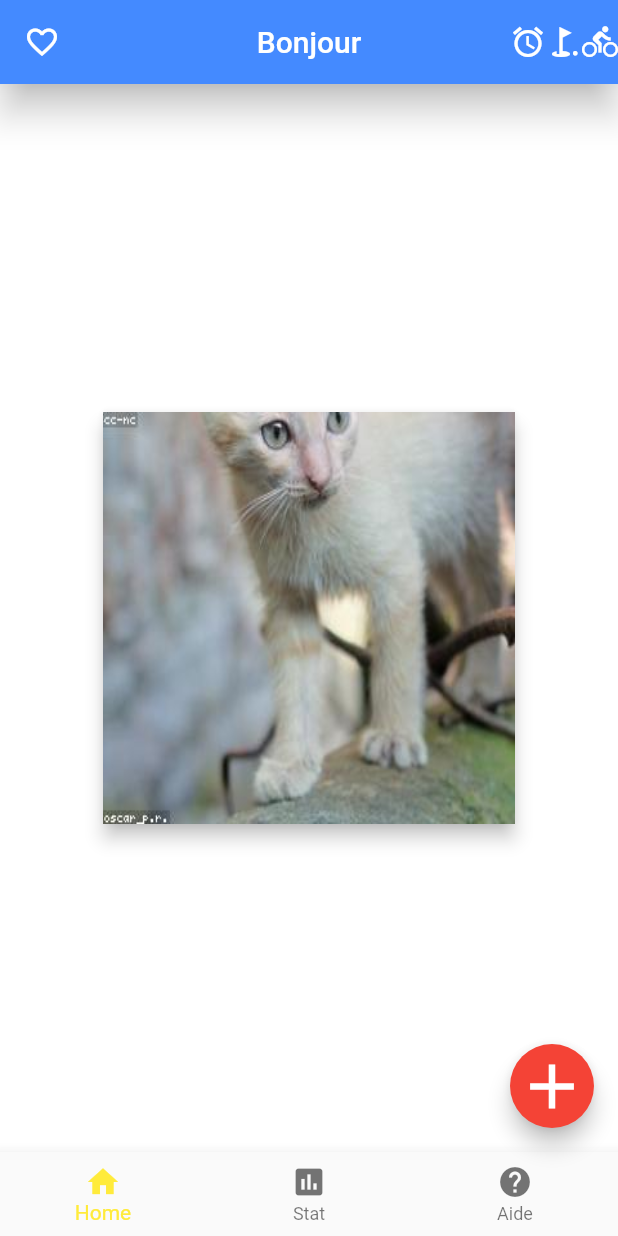
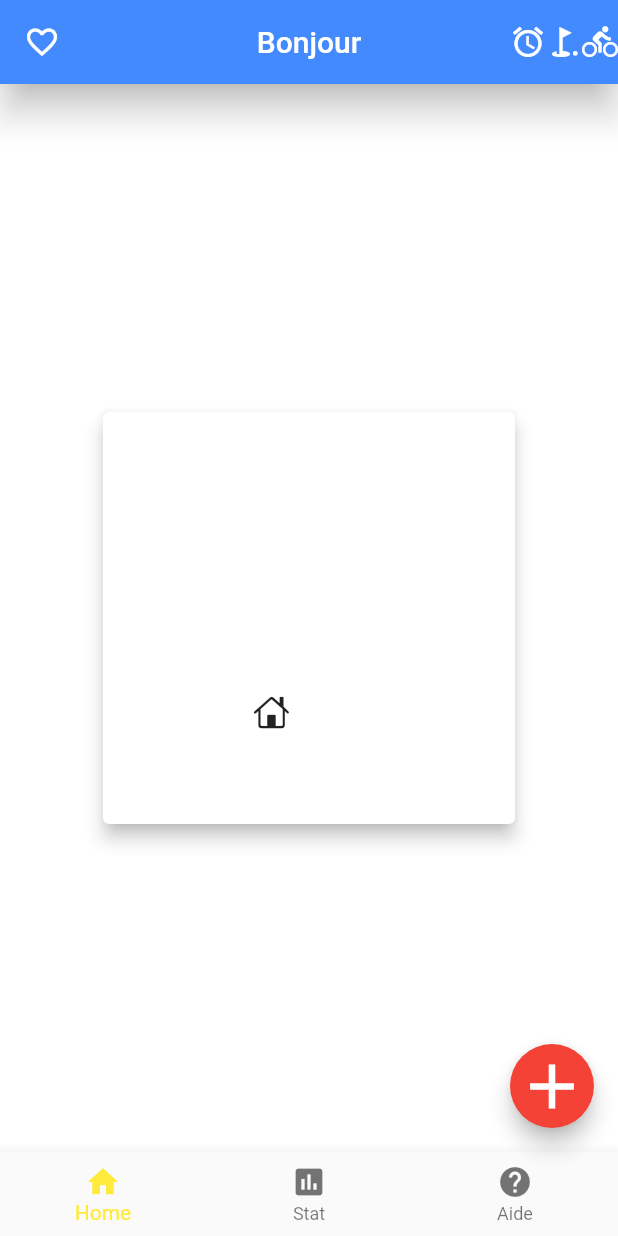
Before and after one commit to fabienlierville/di20-flutter-01widget, a Flutter app: the screen it shows after launch, on a phone screen of 412 x 824 dp. Run offline on Flutter 3.47's test engine with Material 2 defaults, Android fonts, the phone set to English and light mode, and no system bars.

Commit message:
Icon Alignment

```diff
--- a/lib/Pages/home_page.dart
+++ b/lib/Pages/home_page.dart
@@ -1,5 +1,6 @@
 import 'dart:io';
 
+import 'package:flutter/cupertino.dart';
 import 'package:flutter/material.dart';
 
 class HomePage extends StatefulWidget {
@@ -70,10 +71,8 @@ class _HomePageState extends State<HomePage> {
               child: Container(
                 width: size.width / 1.5,
                 height: size.width / 1.5,
-                child: Image.asset(
-                    "Assets/Img/chat.jpg",
-                  fit: BoxFit.fill,
-                ),
+                child: Icon(CupertinoIcons.home),
+                alignment: Alignment(-0.2,0.5),
               ),
             )
           ],
```
